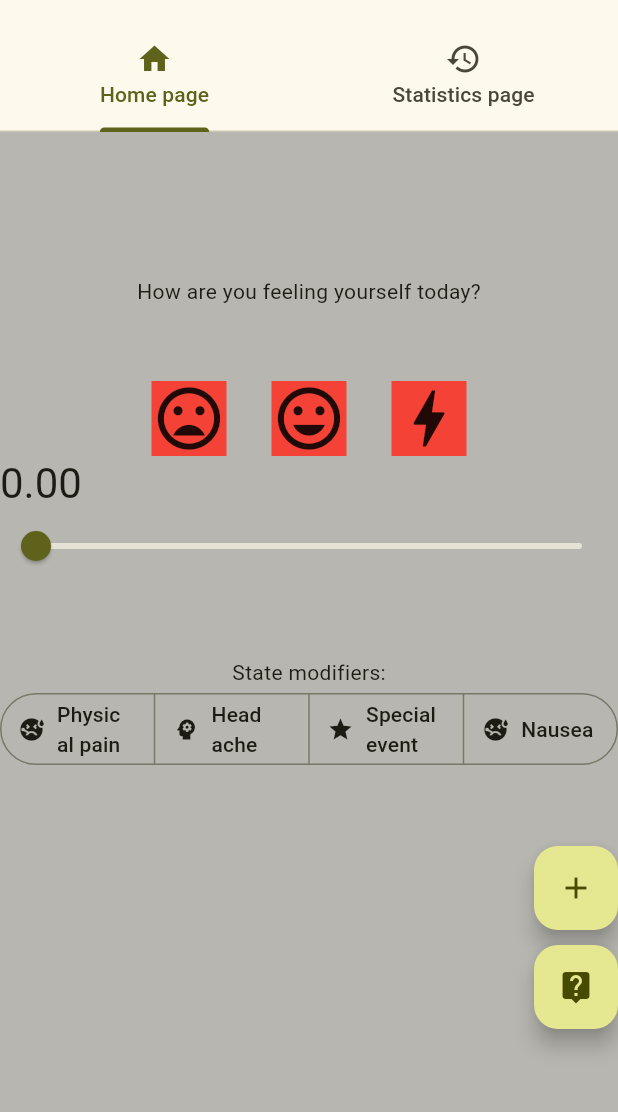
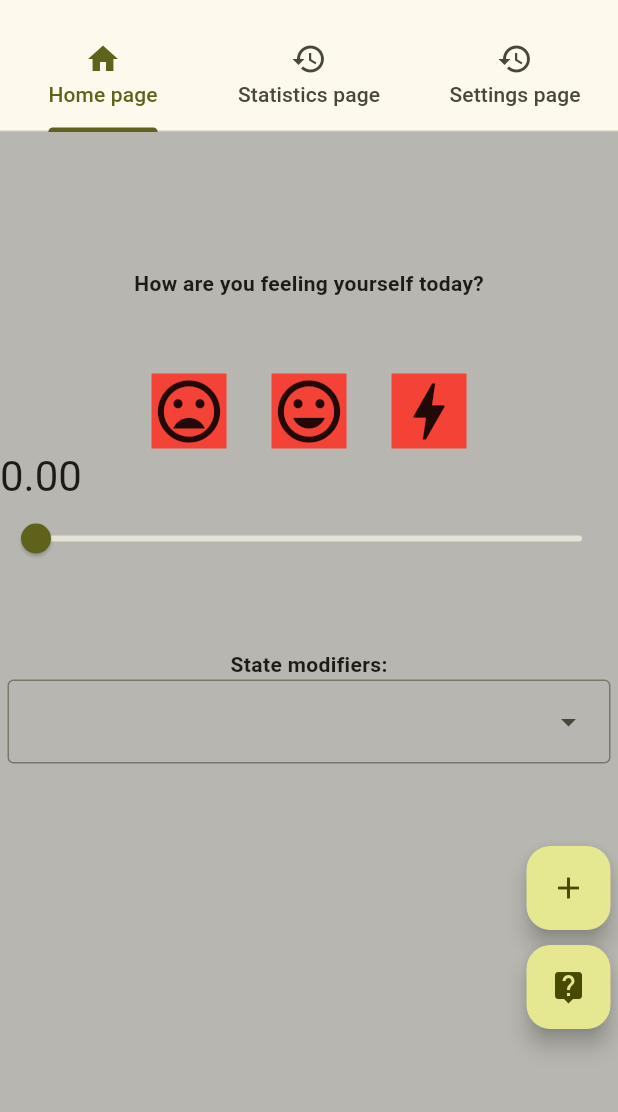
Before and after one commit to Bob-Jacka/Relax-dont-do-it, a Flutter app: the screen it shows after launch, on a phone screen of 412 x 824 dp, the part 63-1175 px from its top. Run offline on Flutter 3.47's test engine with Material 3 defaults, Android fonts, the phone set to English and light mode, and no system bars; our stand-ins replace sqflite; accounts and stored records are empty.

Commit message:
refactor, return settings page with settings

```diff
--- a/lib/app_page.dart
+++ b/lib/app_page.dart
@@ -2,6 +2,7 @@ import 'dart:io';
 
 import 'package:flutter/material.dart';
 import 'package:relax_dont_do_it/data/app_data.dart';
+import 'package:relax_dont_do_it/data/app_settings.dart';
 import 'package:relax_dont_do_it/data/measure_model.dart';
 import 'package:relax_dont_do_it/entities/db_connector.dart';
 import 'package:relax_dont_do_it/entities/state_controller.dart';
@@ -9,6 +10,8 @@ import 'package:relax_dont_do_it/entities/state_controller.dart';
 //Global entities
 late StateController stateController;
 late DbConnector dbConnector;
+
+late ConditionStateModifier stateModifier;
 
 class AppPage extends StatefulWidget {
   const AppPage({super.key});
@@ -24,12 +27,13 @@ class _AppPageState extends State<AppPage> {
       stateController = StateController();
       dbConnector = DbConnector();
     } on Exception {
+      //show on all exceptions
       showDialog(
         context: context,
         builder: (BuildContext context) {
           return AlertDialog(
-            title: Text('Failed'),
-            content: Text('Database connection failed'),
+            title: const Text('Failed'),
+            content: const Text('Database connection failed'),
             actions: [
               TextButton(
                 onPressed: () {
@@ -44,18 +48,138 @@ class _AppPageState extends State<AppPage> {
       );
     }
     return DefaultTabController(
-      length: 2,
+      length: 3,
       child: Scaffold(
         appBar: AppBar(
           bottom: TabBar(
             tabs: [
               Tab(icon: Icon(Icons.home), text: 'Home page'),
               Tab(icon: Icon(Icons.history), text: 'Statistics page'),
+              Tab(icon: Icon(Icons.history), text: 'Settings page'),
             ],
           ),
           title: Text('Relax'),
         ),
-        body: TabBarView(children: [HomePage(), StatsPage()]),
+        body: TabBarView(children: [HomePage(), StatsPage(), SettingPage()]),
+      ),
+    );
+  }
+}
+
+Future<double> build_input_dialog({
+  required BuildContext context,
+  required double old_value,
+}) async {
+  TextEditingController _textFieldController = TextEditingController();
+  late String user_input;
+  await showDialog(
+    context: context,
+    builder: (context) {
+      return AlertDialog(
+        title: Text('Enter new value for setting:'),
+        content: TextField(
+          controller: _textFieldController,
+          decoration: InputDecoration(
+            hintText: 'Enter new value, old was "$old_value"',
+          ),
+          onChanged: (value) => user_input = value,
+          onEditingComplete: () {},
+        ),
+        actions: <Widget>[
+          ElevatedButton(
+            child: Text('Cancel'),
+            onPressed: () {
+              if (user_input.isEmpty) {
+                throw Exception(
+                  'Model data cannot be null',
+                ); //TODO solve this problem
+              } else {
+                Navigator.of(context).pop();
+              }
+            },
+          ),
+          ElevatedButton(
+            child: Text('OK'),
+            onPressed: () {
+              if (user_input.isEmpty) {
+                throw Exception(
+                  'Model data cannot be null',
+                ); //TODO solve this problem
+              } else {
+                debugPrint(_textFieldController.text);
+                Navigator.of(context).pop(user_input);
+              }
+            },
+          ),
+        ],
+      );
+    },
+  );
+  return double.parse(user_input);
+}
+
+class SettingPage extends StatelessWidget {
+  const SettingPage({super.key});
+
+  @override
+  Widget build(BuildContext context) {
+    return Scaffold(
+      body: SizedBox.expand(
+        child: Column(
+          children: [
+            Align(
+              alignment: AlignmentGeometry.topLeft,
+              child: Padding(
+                padding: EdgeInsetsGeometry.all(5),
+                child: const Text(
+                  'Settings:',
+                  style: TextStyle(fontWeight: FontWeight(700)),
+                ),
+              ),
+            ),
+
+            Padding(
+              padding: EdgeInsetsGeometry.all(5),
+              child: Container(
+                decoration: BoxDecoration(
+                  border: Border.all(color: Colors.blue, width: 2),
+                  borderRadius: BorderRadius.circular(10),
+                ),
+                child: Column(
+                  children: [
+                    ListTile(
+                      title: Text('Low level: $low_level_edge'),
+                      onTap: () async => {
+                        low_level_edge = await build_input_dialog(
+                          context: context,
+                          old_value: low_level_edge,
+                        ),
+                      },
+                    ),
+                    ListTile(
+                      title: Text('Medium level: $medium_level_edge'),
+                      onTap: () async => {
+                        medium_level_edge = await build_input_dialog(
+                          context: context,
+                          old_value: medium_level_edge,
+                        ),
+                      },
+                    ),
+                    ListTile(
+                      title: Text('high_level_edge level: $high_level_edge'),
+                      onTap: () async => {
+                        high_level_edge = await build_input_dialog(
+                          context: context,
+                          old_value: high_level_edge,
+                        ),
+                      },
+                    ),
+                  ],
+                ),
+              ),
+            ),
+          ],
+        ),
       ),
     );
   }
@@ -126,7 +250,11 @@ class _MeasureWidgetState extends State<_MeasureWidget> {
         child: Column(
           mainAxisAlignment: .center,
           children: [
-            const Text('How are you feeling yourself today?', maxLines: 1),
+            const Text(
+              'How are you feeling yourself today?',
+              style: TextStyle(fontWeight: FontWeight(700)), //bold style
+              maxLines: 1,
+            ),
             const SizedBox(height: 50), //just spacer
             Row(
               mainAxisSize: MainAxisSize.min,
@@ -134,23 +262,29 @@ class _MeasureWidgetState extends State<_MeasureWidget> {
               children: [
                 //bad mood
                 AnimatedContainer(
-                  color: _measure_state <= 1.5 ? Colors.red : Colors.green,
+                  color: _measure_state <= low_level_edge
+                      ? Colors.red
+                      : Colors.green,
                   duration: Duration(milliseconds: 300),
                   child: Icon(Icons.mood_bad, size: 50),
                 ),
 
-                SizedBox(width: 30), //just spacer
+                const SizedBox(width: 30), //just spacer
                 //good mood
                 AnimatedContainer(
-                  color: _measure_state <= 3.0 ? Colors.red : Colors.green,
+                  color: _measure_state <= medium_level_edge
+                      ? Colors.red
+                      : Colors.green,
                   duration: Duration(milliseconds: 300),
                   child: Icon(Icons.mood, size: 50),
                 ),
 
-                SizedBox(width: 30), //just spacer
+                const SizedBox(width: 30), //just spacer
                 //overdrive mood
                 AnimatedContainer(
-                  color: _measure_state <= 3.7 ? Colors.red : Colors.green,
+                  color: _measure_state <= high_level_edge
+                      ? Colors.red
+                      : Colors.green,
                   duration: Duration(milliseconds: 300),
                   child: Icon(Icons.bolt, size: 50),
                   onEnd: () => {
@@ -169,7 +303,7 @@ class _MeasureWidgetState extends State<_MeasureWidget> {
               children: [
                 Transform.translate(
                   offset: Offset(
-                    _measure_state * 70,
+                    _measure_state * 70, //magic constant
                     0,
                   ), //move text to the cursor
                   child: Text(
@@ -195,46 +329,55 @@ class _MeasureWidgetState extends State<_MeasureWidget> {
             ),
 
             const SizedBox(height: 50),
-            const Text('State modifiers:'),
-            SegmentedButton<ConditionStateModifier>(
-              segments: const <ButtonSegment<ConditionStateModifier>>[
-                ButtonSegment<ConditionStateModifier>(
-                  value: ConditionStateModifier
-                      .PHYSICAL_PAIN, //Физическая боль, например болят мышцы
-                  label: Text('Physical pain'),
-                  icon: Icon(Icons.sick),
+
+            const Text(
+              'State modifiers:',
+              style: TextStyle(fontWeight: FontWeight(700)),
             ),
-                ButtonSegment<ConditionStateModifier>(
-                  value:
-                      ConditionStateModifier.HEAD_ACHE, //Просто головная боль
-                  label: Text('Head ache'),
-                  icon: Icon(Icons.psychology),
+            DropdownMenu<ConditionStateModifier>(
+              width: MediaQuery.of(context).size.width - 10,
+              dropdownMenuEntries: [
+                DropdownMenuEntry<ConditionStateModifier>(
+                  value: ConditionStateModifier.NONE,
+                  label: 'No modifier',
+                  leadingIcon: Icon(Icons.no_adult_content_sharp),
                 ),
-                ButtonSegment<ConditionStateModifier>(
-                  value: ConditionStateModifier
-                      .SPECIAL_EVENT, //Какое то особое событие
-                  label: Text('Special event'),
-                  icon: Icon(Icons.star),
+                DropdownMenuEntry<ConditionStateModifier>(
+                  value: ConditionStateModifier.PHYSICAL_PAIN,
+                  label: 'Physical pain',
+                  leadingIcon: Icon(Icons.sick),
                 ),
-                ButtonSegment<ConditionStateModifier>(
+                DropdownMenuEntry<ConditionStateModifier>(
+                  value: ConditionStateModifier.HEAD_ACHE,
+                  label: 'Head ache',
+                  leadingIcon: Icon(Icons.psychology),
+                ),
+                DropdownMenuEntry<ConditionStateModifier>(
+                  value: ConditionStateModifier.SPECIAL_EVENT,
+                  label: 'Special event',
+                  leadingIcon: Icon(Icons.star),
+                ),
+                DropdownMenuEntry<ConditionStateModifier>(
                   value: ConditionStateModifier.NAUSEA,
-                  label: Text('Nausea'),
-                  icon: Icon(Icons.sick), //Тошнота
+                  label: 'Nausea',
+                  leadingIcon: Icon(Icons.sick),
+                ),
+                DropdownMenuEntry<ConditionStateModifier>(
+                  value: ConditionStateModifier.RED_EYES,
+                  label: 'Red eyes',
+                  leadingIcon: Icon(Icons.remove_red_eye),
                 ),
               ],
-              selected: _selected_modifiers,
-              onSelectionChanged: (Set<ConditionStateModifier> newSelection) {
-                setState(() {
-                  _selected_modifiers = newSelection;
-                });
-              },
-              multiSelectionEnabled: true,
-              emptySelectionAllowed: true,
+              onSelected: (value) => {},
             ),
+
             const SizedBox(height: 50), //just spacer
             Align(
               alignment: AlignmentGeometry.bottomRight,
+              child: Padding(
+                padding: EdgeInsetsGeometry.all(5),
                 child: Column(
+                  mainAxisAlignment: MainAxisAlignment.center,
                   children: [
                     FloatingActionButton(
                       onPressed: addMeasure,
@@ -246,6 +389,7 @@ class _MeasureWidgetState extends State<_MeasureWidget> {
                       child: Icon(Icons.live_help),
                     ),
                   ],
+                ),
               ),
             ), //to add measures to the database
           ],
@@ -295,7 +439,12 @@ class _MeasureListWidget extends State<MeasureListWidget> {
     return ListView.builder(
       itemCount: _measures.length,
       itemBuilder: (context, index) {
-        return ListTile(
+        return Container(
+          decoration: BoxDecoration(
+            border: Border.all(color: Colors.blue, width: 2),
+            borderRadius: BorderRadius.circular(10),
+          ),
+          child: ListTile(
             title: Text(
               'Data: ${_measures[index].date.substring(0, 19)} with measures: ${_measures[index].data}',
             ),
@@ -313,7 +462,7 @@ class _MeasureListWidget extends State<MeasureListWidget> {
                               id: index,
                             ); //attach index of the list tile
                             SnackBar(
-                            content: Text('Deleting from the database'),
+                              content: const Text('Deleting from the database'),
                               duration: Duration(seconds: 2),
                             );
                           },
@@ -323,7 +472,9 @@ class _MeasureListWidget extends State<MeasureListWidget> {
                           onPressed: () {
                             dbConnector.updateMeasure(_measures[index]);
                             SnackBar(
-                            content: Text('Updating entity in database'),
+                              content: const Text(
+                                'Updating entity in database',
+                              ),
                               duration: Duration(seconds: 2),
                             );
                           },
@@ -335,6 +486,7 @@ class _MeasureListWidget extends State<MeasureListWidget> {
                 },
               ),
             },
+          ),
         );
       },
     );
--- a/lib/data/app_data.dart
+++ b/lib/data/app_data.dart
@@ -2,8 +2,11 @@ const double min_value = 0.0;
 const double max_value = 5.0;
 
 enum ConditionStateModifier {
+  NONE(),
   PHYSICAL_PAIN(),
   HEAD_ACHE(),
   SPECIAL_EVENT(),
   NAUSEA(),
+  RED_EYES(),
+  INSOMNIA() //The most hard modifier
 }
--- /dev/null
+++ b/lib/data/app_settings.dart
@@ -0,0 +1,3 @@
+double low_level_edge = 1.5;
+double medium_level_edge = 3.0;
+double high_level_edge = 3.7; //i.e depression level
```
Lines whose indentation alone changed are shown as unchanged.
